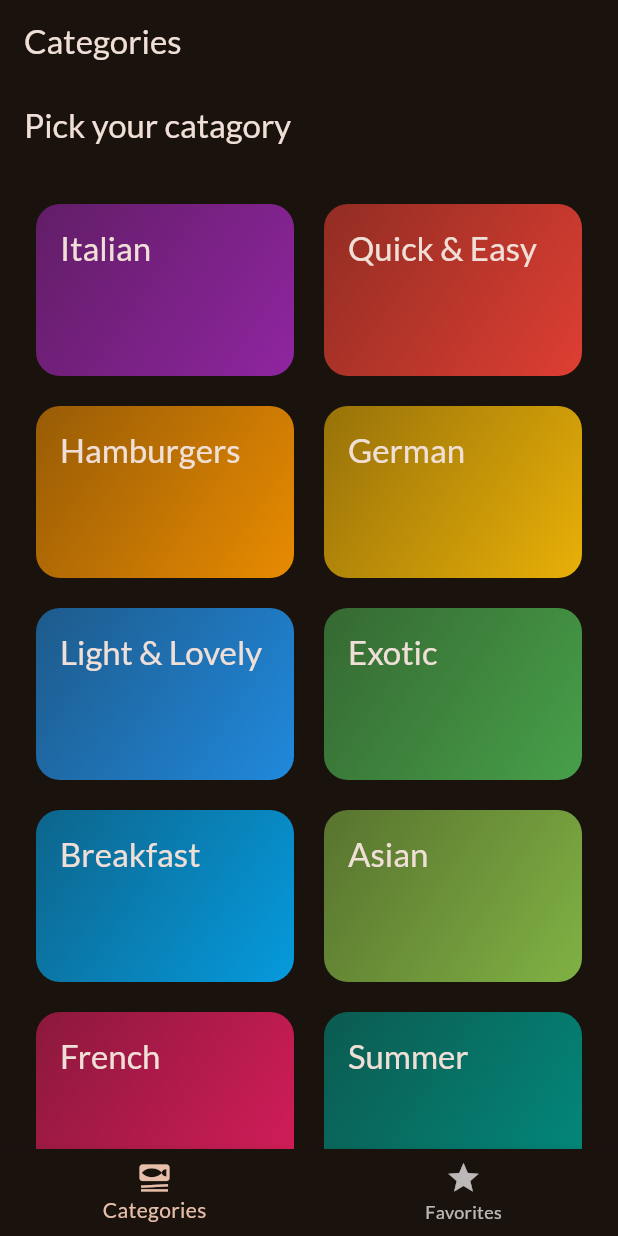
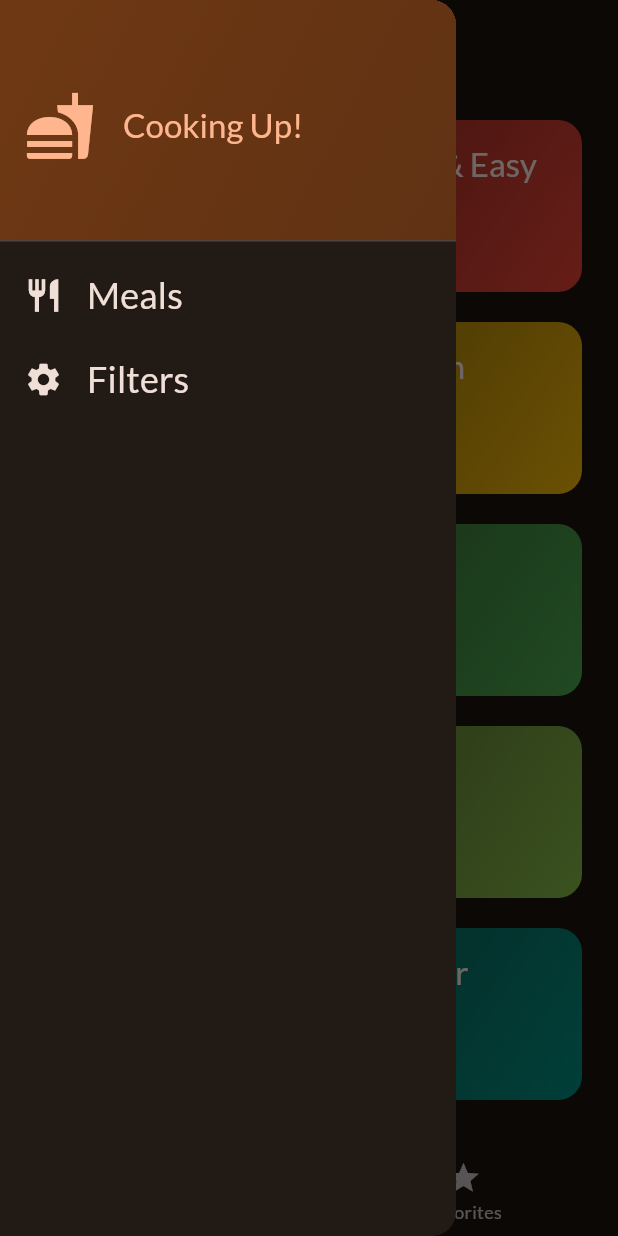
Before and after one commit to reviseUC73/Meal-Director, a Flutter app: the screen it shows after launch, with the side drawer open (before the commit the screen has no drawer), on a phone screen of 412 x 824 dp. Run offline on Flutter 3.47's test engine with Material 3 defaults, Android fonts, the phone set to English and light mode, and no system bars; our stand-ins replace google_fonts, transparent_image.

Commit message:
add tab bar and filter feature

```diff
--- a/lib/screens/categories.dart
+++ b/lib/screens/categories.dart
@@ -1,11 +1,18 @@
 import 'package:flutter/material.dart';
 import 'package:meals/data/dummy_data.dart';
 import 'package:meals/models/category_model.dart';
+import 'package:meals/models/meal_model.dart';
 import 'package:meals/screens/meals.dart';
 import 'package:meals/widgets/category_grid_item.dart';
 
 class CategoriesScreen extends StatelessWidget {
-  const CategoriesScreen({super.key});
+  const CategoriesScreen({
+    super.key,
+    required this.onToggleFavorite,
+  });
+
+  final void Function(MealModel meal) onToggleFavorite;
+
   void _selectCategory(BuildContext context, CategoryModel category) {
     final filterMeal = dummyMealModels
         .where((mealModel) => mealModel.categories.contains(category.id))
@@ -17,6 +24,7 @@ class CategoriesScreen extends StatelessWidget {
         builder: (ctx) => MealsScreen(
           title: category.title,
           meals: filterMeal,
+          onToggleFavorite: onToggleFavorite,
         ),
       ),
     );
@@ -24,11 +32,7 @@ class CategoriesScreen extends StatelessWidget {
 
   @override
   Widget build(BuildContext context) {
-    return Scaffold(
-      appBar: AppBar(
-        title: const Text("Pick your catagory"),
-      ),
-      body: GridView(
+    return GridView(
       padding: EdgeInsets.all(24),
       gridDelegate: SliverGridDelegateWithFixedCrossAxisCount(
         crossAxisCount: 2, // 2 col
@@ -45,7 +49,6 @@ class CategoriesScreen extends StatelessWidget {
             },
           )
       ],
-      ),
     );
   }
 }
--- a/lib/screens/tabs.dart
+++ b/lib/screens/tabs.dart
@@ -1,7 +1,10 @@
 import 'package:flutter/material.dart';
+import 'package:meals/models/meal_model.dart';
 
 import 'package:meals/screens/categories.dart';
+import 'package:meals/screens/filters.dart';
 import 'package:meals/screens/meals.dart';
+import 'package:meals/widgets/main_drawer.dart';
 
 class TabsScreen extends StatefulWidget {
   const TabsScreen({super.key});
@@ -14,6 +17,7 @@ class TabsScreen extends StatefulWidget {
 
 class _TabsScreenState extends State<TabsScreen> {
   int _selectedPageIndex = 0;
+  final List<MealModel> _favoriteMeals = [];
 
   void _selectPage(int index) {
     setState(() {
@@ -21,15 +25,52 @@ class _TabsScreenState extends State<TabsScreen> {
     });
   }
 
+  void _showInfoMessage(String message) {
+    ScaffoldMessenger.of(context).clearSnackBars();
+    ScaffoldMessenger.of(context).showSnackBar(
+      SnackBar(
+        content: Text(message),
+      ),
+    );
+  }
+
+  void _toggleMealFavoriteStatus(MealModel meal) {
+    final isExisting = _favoriteMeals.contains(meal);
+    if (isExisting) {
+      setState(() {
+        _favoriteMeals.remove(meal);
+      });
+      _showInfoMessage('Meal is no longer a favorite.');
+    } else {
+      setState(() {
+        _favoriteMeals.add(meal);
+      });
+      _showInfoMessage('Meal is no longer a favorite.');
+    }
+  }
+
+  void _setScreen(String identifier) {
+    Navigator.of(context).pop();
+    if (identifier == 'filters') {
+      Navigator.of(context).push(
+        MaterialPageRoute(
+          builder: (ctx) => const FiltersScreen(),
+        ),
+      );
+    }
+  }
+
   @override
   Widget build(BuildContext context) {
-    Widget activePage = const CategoriesScreen();
+    Widget activePage = CategoriesScreen(
+      onToggleFavorite: _toggleMealFavoriteStatus,
+    );
     var activePageTitle = 'Categories';
 
     if (_selectedPageIndex == 1) {
-      activePage = const MealsScreen(
-        meals: [],
-        title: 'Favorites',
+      activePage = MealsScreen(
+        meals: _favoriteMeals,
+        onToggleFavorite: _toggleMealFavoriteStatus,
       );
       activePageTitle = 'Your Favorites';
     }
@@ -38,6 +79,7 @@ class _TabsScreenState extends State<TabsScreen> {
       appBar: AppBar(
         title: Text(activePageTitle),
       ),
+      drawer: MainDrawer(onSelectScreen: _setScreen),
       body: activePage,
       bottomNavigationBar: BottomNavigationBar(
         onTap: (index) {
--- /dev/null
+++ b/lib/widgets/main_drawer.dart
@@ -0,0 +1,86 @@
+import 'package:flutter/material.dart';
+
+class MainDrawer extends StatelessWidget {
+  const MainDrawer({
+    super.key,
+    required this.onSelectScreen,
+  });
+
+  final void Function(String identifier) onSelectScreen;
+
+  @override
+  Widget build(BuildContext context) {
+    return Drawer(
+      child: Column(
+        children: [
+          DrawerHeader(
+            // padding: const EdgeInsets.all(20),
+            decoration: BoxDecoration(
+              gradient: LinearGradient(
+                colors: [
+                  Theme.of(context).colorScheme.primaryContainer,
+                  Theme.of(context)
+                      .colorScheme
+                      .primaryContainer
+                      .withValues(alpha: 0.8),
+                ],
+                begin: Alignment.topLeft,
+                end: Alignment.bottomRight,
+              ),
+            ),
+            child: Row(
+              children: [
+                Icon(
+                  Icons.fastfood,
+                  size: 48,
+                  color: Theme.of(context).colorScheme.primary,
+                ),
+                const SizedBox(width: 18),
+                Text(
+                  'Cooking Up!',
+                  style: Theme.of(context).textTheme.titleLarge!.copyWith(
+                        color: Theme.of(context).colorScheme.primary,
+                      ),
+                ),
+              ],
+            ),
+          ),
+          ListTile(
+            leading: Icon(
+              Icons.restaurant,
+              size: 26,
+              color: Theme.of(context).colorScheme.onSurface,
+            ),
+            title: Text(
+              'Meals',
+              style: Theme.of(context).textTheme.titleSmall!.copyWith(
+                    color: Theme.of(context).colorScheme.onSurface,
+                    fontSize: 24,
+                  ),
+            ),
+            onTap: () {
+              onSelectScreen('meals');
+            },
+          ),
+          ListTile(
+            leading: Icon(
+              Icons.settings,
+              size: 26,
+              color: Theme.of(context).colorScheme.onSurface,
+            ),
+            title: Text(
+              'Filters',
+              style: Theme.of(context).textTheme.titleSmall!.copyWith(
+                    color: Theme.of(context).colorScheme.onSurface,
+                    fontSize: 24,
+                  ),
+            ),
+            onTap: () {
+              onSelectScreen('filters');
+            },
+          ),
+        ],
+      ),
+    );
+  }
+}
```
Also changed, not shown: lib/screens/filters.dart (added, +118 -0 lines), lib/screens/meal_detail.dart (+10 -0 lines), lib/screens/meals.dart (+15 -8 lines). Lines whose indentation alone changed are shown as unchanged.
